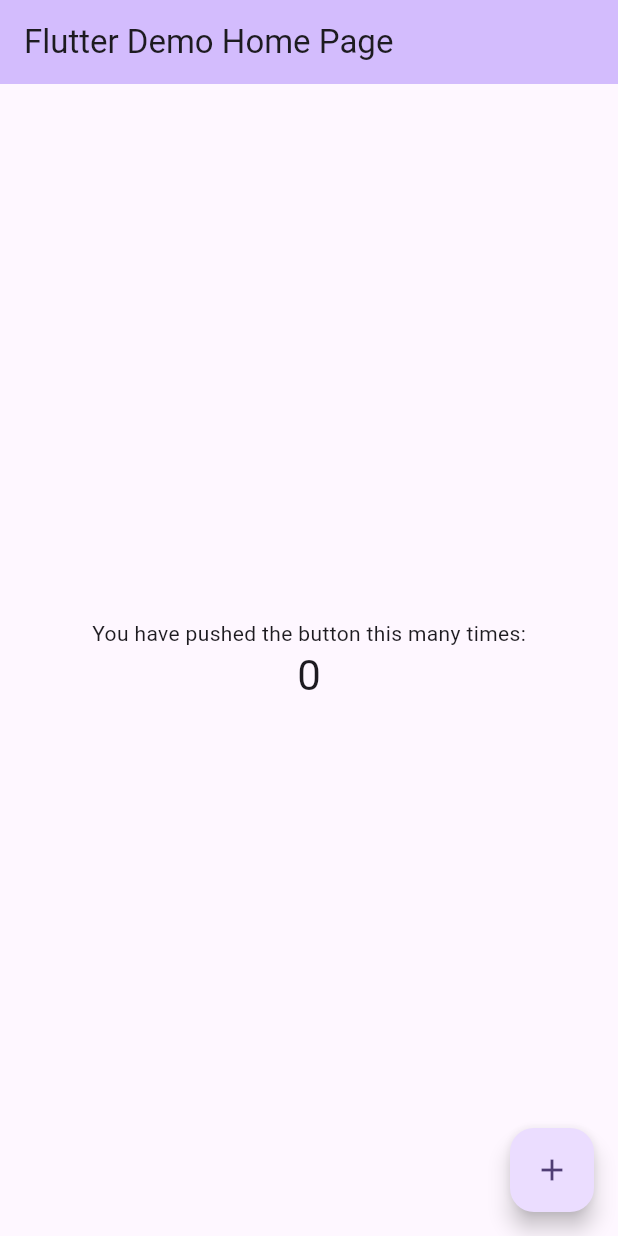
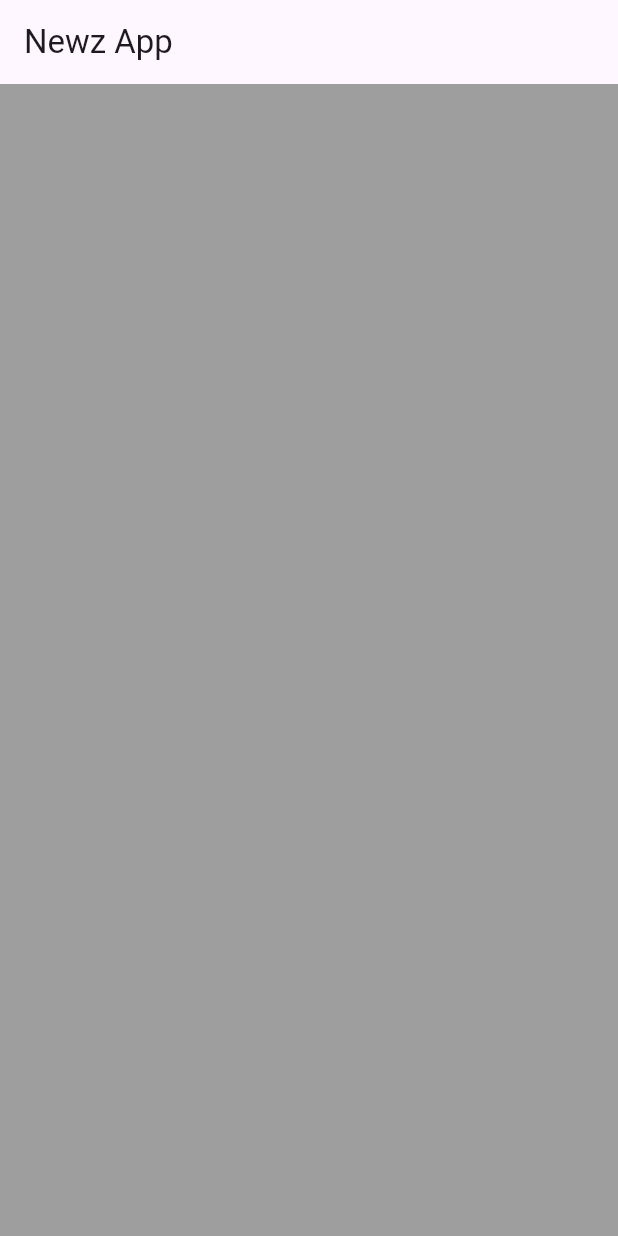
Before and after one commit to jnuolab/newz, a Flutter app: the screen it shows after launch, on a phone screen of 412 x 824 dp. Run offline on Flutter 3.47's test engine with Material 3 defaults, Android fonts, the phone set to English and light mode, and no system bars.

```diff
--- /dev/null
+++ b/lib/app.dart
@@ -0,0 +1,19 @@
+import 'package:flutter/material.dart';
+
+class App extends StatelessWidget {
+  const App({
+    super.key,
+  });
+
+  @override
+  Widget build(BuildContext context) {
+    return Scaffold(
+      appBar: AppBar(
+        title: const Text("Newz App"),
+      ),
+      body: Container(
+        color: Colors.grey,
+      ),
+    );
+  }
+}
--- a/lib/main.dart
+++ b/lib/main.dart
@@ -1,4 +1,6 @@
 import 'package:flutter/material.dart';
+import 'package:flutter/widgets.dart';
+import 'package:newz/app.dart';
 
 void main() {
   runApp(const MyApp());
@@ -7,119 +9,10 @@ void main() {
 class MyApp extends StatelessWidget {
   const MyApp({super.key});
 
-  // This widget is the root of your application.
   @override
   Widget build(BuildContext context) {
-    return MaterialApp(
-      title: 'Flutter Demo',
-      theme: ThemeData(
-        // This is the theme of your application.
-        //
-        // TRY THIS: Try running your application with "flutter run". You'll see
-        // the application has a purple toolbar. Then, without quitting the app,
-        // try changing the seedColor in the colorScheme below to Colors.green
-        // and then invoke "hot reload" (save your changes or press the "hot
-        // reload" button in a Flutter-supported IDE, or press "r" if you used
-        // the command line to start the app).
-        //
-        // Notice that the counter didn't reset back to zero; the application
-        // state is not lost during the reload. To reset the state, use hot
-        // restart instead.
-        //
-        // This works for code too, not just values: Most code changes can be
-        // tested with just a hot reload.
-        colorScheme: ColorScheme.fromSeed(seedColor: Colors.deepPurple),
-        useMaterial3: true,
-      ),
-      home: const MyHomePage(title: 'Flutter Demo Home Page'),
+    return const MaterialApp(
+      home: App(),
     );
   }
 }
-
-class MyHomePage extends StatefulWidget {
-  const MyHomePage({super.key, required this.title});
-
-  // This widget is the home page of your application. It is stateful, meaning
-  // that it has a State object (defined below) that contains fields that affect
-  // how it looks.
-
-  // This class is the configuration for the state. It holds the values (in this
-  // case the title) provided by the parent (in this case the App widget) and
-  // used by the build method of the State. Fields in a Widget subclass are
-  // always marked "final".
-
-  final String title;
-
-  @override
-  State<MyHomePage> createState() => _MyHomePageState();
-}
-
-class _MyHomePageState extends State<MyHomePage> {
-  int _counter = 0;
-
-  void _incrementCounter() {
-    setState(() {
-      // This call to setState tells the Flutter framework that something has
-      // changed in this State, which causes it to rerun the build method below
-      // so that the display can reflect the updated values. If we changed
-      // _counter without calling setState(), then the build method would not be
-      // called again, and so nothing would appear to happen.
-      _counter++;
-    });
-  }
-
-  @override
-  Widget build(BuildContext context) {
-    // This method is rerun every time setState is called, for instance as done
-    // by the _incrementCounter method above.
-    //
-    // The Flutter framework has been optimized to make rerunning build methods
-    // fast, so that you can just rebuild anything that needs updating rather
-    // than having to individually change instances of widgets.
-    return Scaffold(
-      appBar: AppBar(
-        // TRY THIS: Try changing the color here to a specific color (to
-        // Colors.amber, perhaps?) and trigger a hot reload to see the AppBar
-        // change color while the other colors stay the same.
-        backgroundColor: Theme.of(context).colorScheme.inversePrimary,
-        // Here we take the value from the MyHomePage object that was created by
-        // the App.build method, and use it to set our appbar title.
-        title: Text(widget.title),
-      ),
-      body: Center(
-        // Center is a layout widget. It takes a single child and positions it
-        // in the middle of the parent.
-        child: Column(
-          // Column is also a layout widget. It takes a list of children and
-          // arranges them vertically. By default, it sizes itself to fit its
-          // children horizontally, and tries to be as tall as its parent.
-          //
-          // Column has various properties to control how it sizes itself and
-          // how it positions its children. Here we use mainAxisAlignment to
-          // center the children vertically; the main axis here is the vertical
-          // axis because Columns are vertical (the cross axis would be
-          // horizontal).
-          //
-          // TRY THIS: Invoke "debug painting" (choose the "Toggle Debug Paint"
-          // action in the IDE, or press "p" in the console), to see the
-          // wireframe for each widget.
-          mainAxisAlignment: MainAxisAlignment.center,
-          children: <Widget>[
-            const Text(
-              'You have pushed the button this many times:',
-            ),
-            Text(
-              '$_counter',
-              style: Theme.of(context).textTheme.headlineMedium,
-            ),
-          ],
-        ),
-      ),
-      floatingActionButton: FloatingActionButton(
-        onPressed: _incrementCounter,
-        tooltip: 'Increment',
-        child: const Icon(Icons.add),
-      ), // This trailing comma makes auto-formatting nicer for build methods.
-    );
-  }
-}
```
Also changed, not shown: 1 other file.
